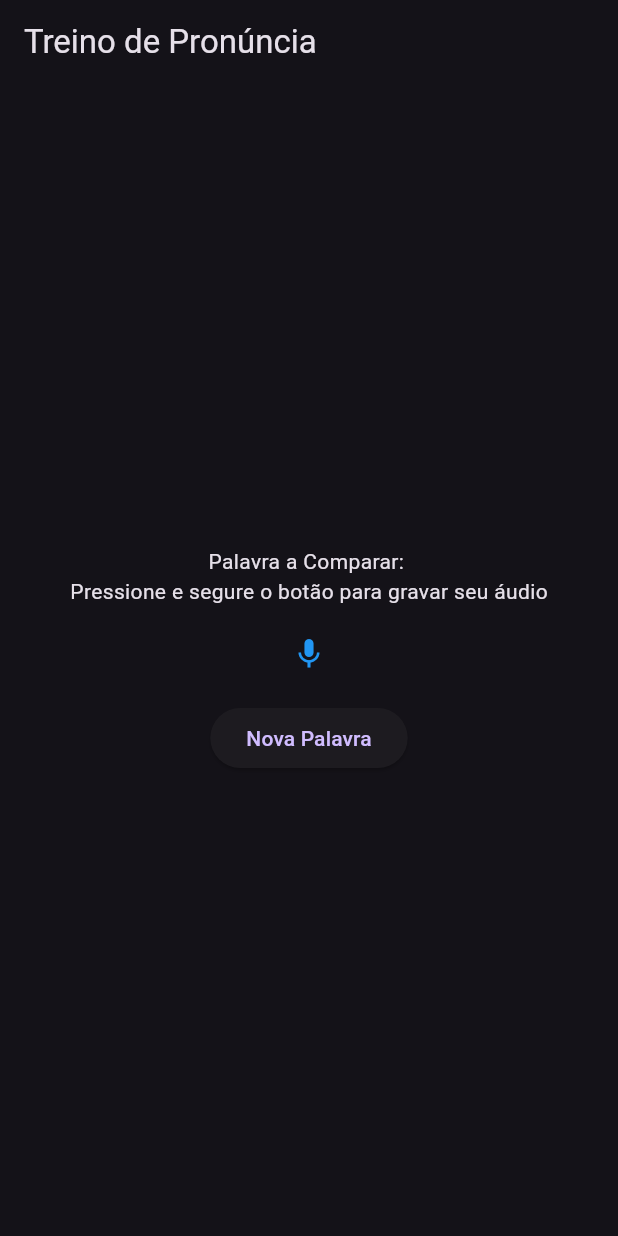
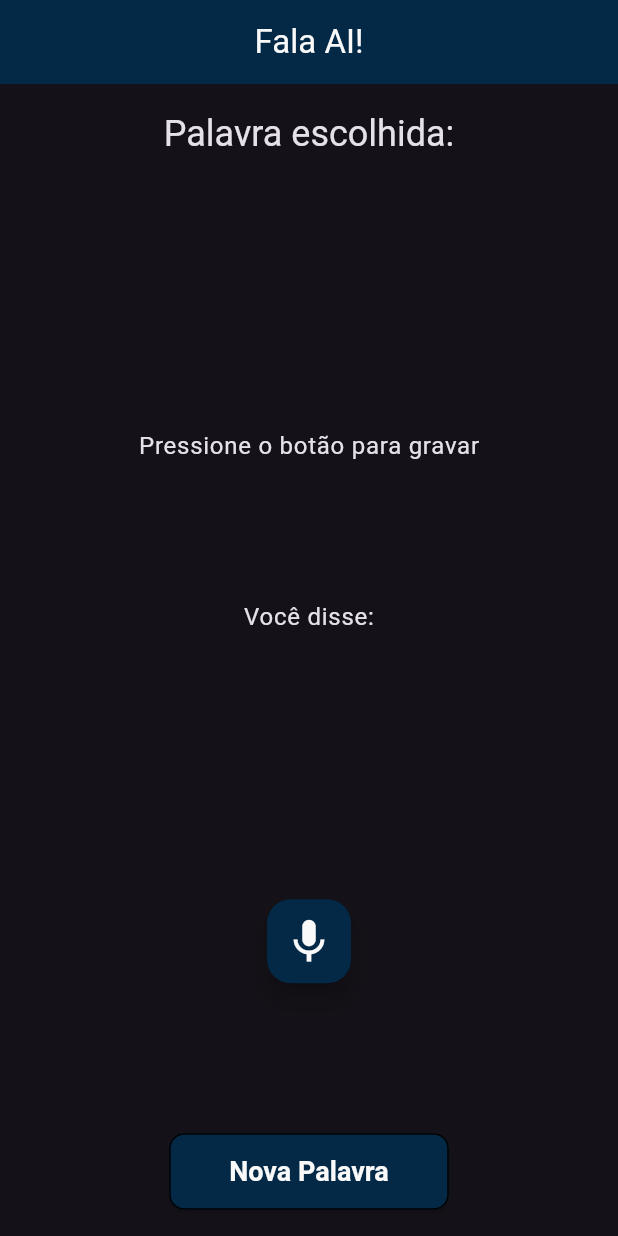
Before and after one commit to vitor-bull/projeto-flutter, a Flutter app: the VoiceWordComparison screen opened directly, on a phone screen of 412 x 824 dp. Run offline on Flutter 3.47's test engine with Material 3 defaults, Android fonts, the phone set to English and light mode, and no system bars; our stand-ins replace speech_to_text; missing offline and left inert: word_generator; statements that could not run were skipped.

Commit message:
configurando layout

```diff
--- a/pj01/lib/screens/app.dart
+++ b/pj01/lib/screens/app.dart
@@ -11,8 +11,14 @@ class PosLoginScreen extends StatelessWidget {
       title: 'Fala AI',
       theme: ThemeData(
         primarySwatch: Colors.blue,
-            visualDensity: VisualDensity.adaptivePlatformDensity),
-        home: VoiceWordComparison());
+        visualDensity: VisualDensity.adaptivePlatformDensity,
+        textTheme: const TextTheme(
+          headlineSmall: TextStyle(fontSize: 20, fontWeight: FontWeight.bold),
+          bodyLarge: TextStyle(fontSize: 18),
+        ),
+      ),
+      home: VoiceWordComparison(),
+    );
   }
 }
 
@@ -24,22 +30,26 @@ class VoiceWordComparison extends StatefulWidget {
 class _VoiceWordComparisonState extends State<VoiceWordComparison> {
   late stt.SpeechToText _speech;
   bool _isRecording = false;
-  String _text = 'Pressione e segure o botão para gravar seu áudio';
-  bool _buttonPressed = false;
+  String _text = 'Pressione o botão para gravar';
   String _wordToCompare = '';
+  String _recordedWord = '';
 
   @override
   void initState() {
     super.initState();
     _speech = stt.SpeechToText();
     _initializeSpeech();
-    fetchWord();
+    _generateWord();
   }
 
   void _initializeSpeech() async {
-    bool isAvailable = await _speech.initialize(onError: (error) {
-      setState(() => {});
+    bool isAvailable = await _speech.initialize(
+      onError: (error) {
+        setState(() {
+          _text = 'Reconhecimento de voz indisponível';
         });
+      },
+    );
     if (!isAvailable) {
       setState(() {
         _text = 'Reconhecimento de voz indisponível';
@@ -49,29 +59,26 @@ class _VoiceWordComparisonState extends State<VoiceWordComparison> {
 
   void _startRecording() async {
     if (!_speech.isAvailable) {
-      _initializeSpeech(); // Reinitialize if not available
+      _initializeSpeech();
       return;
     }
 
     await _speech.listen(
       onResult: (result) {
-          if (result.finalResult) {
         setState(() {
-              _isRecording = false;
-              _text = 'Você disse: ${result.recognizedWords}';
-              _compareWords(result.recognizedWords);
+          _recordedWord = result.recognizedWords;
+          _text = 'Gravando...';
+          _compareWords(_recordedWord);
         });
-          }
       },
-        listenFor: Duration(seconds: 5),
-        pauseFor: Duration(seconds: 1),
+      listenFor: null, // Record indefinitely until stopped
       cancelOnError: true,
       partialResults: true,
-        listenMode: stt.ListenMode.confirmation);
-
+      listenMode: stt.ListenMode.confirmation,
+    );
     setState(() {
       _isRecording = true;
-      _text = 'Ouvindo...';
+      _text = 'Gravando...';
     });
   }
 
@@ -82,24 +89,28 @@ class _VoiceWordComparisonState extends State<VoiceWordComparison> {
 
     setState(() {
       _isRecording = false;
-      _text = 'Gravação pausada';
+      _text = 'Gravação finalizada';
     });
   }
 
   void _compareWords(String spokenWord) {
     if (spokenWord.toLowerCase() == _wordToCompare.toLowerCase()) {
+      _stopRecording();
       setState(() {
-        _text = "Pronúncia correta, parabéns!";
+        _text = "Pronúncia correta, parabéns! 🥳";
+        _generateWord();
       });
-      fetchWord();
     } else {
       setState(() {
-        _text = "Áudio não corresponde ao texto (${spokenWord.toLowerCase()}). Tente novamente.";
+        _text =
+            "Áudio não corresponde à palavra! 🙁";
+        _recordedWord = spokenWord;
+        _isRecording = false;
       });
     }
   }
 
-  void fetchWord() {
+  void _generateWord() {
     final wordGenerator = WordGenerator();
     _wordToCompare = wordGenerator.randomVerb();
     setState(() {});
@@ -109,34 +120,54 @@ class _VoiceWordComparisonState extends State<VoiceWordComparison> {
   Widget build(BuildContext context) {
     return Scaffold(
       appBar: AppBar(
-          title: Text('Treino de Pronúncia'),
+        title: const Text('Fala AI!', style: TextStyle(fontSize: 22, color: Color.fromARGB(255, 250, 249, 249))),
+        centerTitle: true,
+        backgroundColor: Color.fromARGB(255, 3, 41, 71),
       ),
       body: Center(
         child: Column(
-                mainAxisAlignment: MainAxisAlignment.center,
-                children: <Widget>[
-              Text('Palavra a Comparar: $_wordToCompare'),
-              Text(_text),
-              SizedBox(height: 20),
-              GestureDetector(
-                onLongPress: () {
-                  _buttonPressed = true;
-                  _startRecording();
-                },
-                onLongPressEnd: (details) {
-                  _buttonPressed = false;
-                  _stopRecording();
-                },
+          mainAxisAlignment: MainAxisAlignment.spaceAround,
+          children: [
+            Text('Palavra escolhida:', style: Theme.of(context).textTheme.headlineSmall),
+            Text(
+              _wordToCompare,
+              style: const TextStyle(fontSize: 32, fontWeight: FontWeight.bold),
+            ),
+            const SizedBox(height: 30),
+            Text(_text, style: Theme.of(context).textTheme.bodyLarge),
+            const SizedBox(height: 20),
+            Text('Você disse:', style: Theme.of(context).textTheme.bodyLarge),
+            Text(
+              _recordedWord,
+              style: const TextStyle(fontSize: 22, fontWeight: FontWeight.bold, color: Color.fromARGB(255, 32, 3, 90)),
+            ),
+            const SizedBox(height: 40),
+            FloatingActionButton(
+              backgroundColor: const Color.fromARGB(255, 3, 41, 71),
+              onPressed: _isRecording ? _stopRecording : _startRecording,
               child: Icon(
-                  Icons.mic,
-                  color: _isRecording ? Colors.red : Colors.blue,
+                color: const Color.fromARGB(255, 250, 249, 249),
+                _isRecording ? Icons.stop : Icons.mic,
+                size: 35,
               ),
             ),
-              SizedBox(height: 20),
+            const SizedBox(height: 30),
             ElevatedButton(
-                onPressed: fetchWord,
-                child: Text('Nova Palavra'),
+              onPressed: _generateWord,
+              style: ElevatedButton.styleFrom(
+                backgroundColor: const Color.fromARGB(255, 3, 41, 71),
+                shape: RoundedRectangleBorder(
+                  borderRadius: BorderRadius.circular(10.0),
+                  side: const BorderSide(width: 1)
                 ),
-            ])));
+                padding: const EdgeInsets.symmetric(horizontal: 40, vertical: 15),
+                textStyle: const TextStyle(fontSize: 18),
+              ),
+              child: const Text('Nova Palavra', style: TextStyle(color: Color.fromARGB(255, 250, 249, 249), fontWeight: FontWeight.bold)) ,
+            ),
+          ],
+        ),
+      ),
+    );
   }
 }
--- a/pj01/lib/screens/login.dart
+++ b/pj01/lib/screens/login.dart
@@ -144,7 +144,7 @@ class LoginScreen extends StatelessWidget {
 
 Future<bool> logar(String email, String password) async {
   final url =
-      Uri.parse('http://172.28.144.1:3001/users/login?apiKey=grupo8_falaAI');
+      Uri.parse('http://192.168.200.100:3001/users/login?apiKey=grupo8_falaAI');
   final body = jsonEncode({'email': email, 'password': password});
 
   try {
--- a/pj01/lib/screens/registro.dart
+++ b/pj01/lib/screens/registro.dart
@@ -137,7 +137,7 @@ class RegistrationScreen extends StatelessWidget {
 
 Future<bool> register(String name, String email, String password) async {
   final url = Uri.parse(
-      'http://172.31.41.95:3001/users/register?apiKey=grupo8_falaAI');
+      'http://192.168.200.100:3001/users/register?apiKey=grupo8_falaAI');
   final body = jsonEncode({'name': name, 'email': email, 'password': password});
 
   try {
```
Also changed, not shown: pj01/pubspec.lock, 1 other file. Lines whose indentation alone changed are shown as unchanged.
